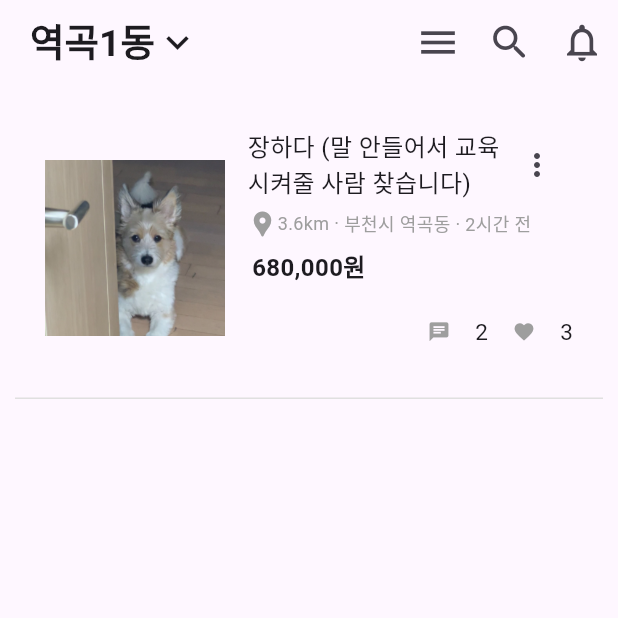
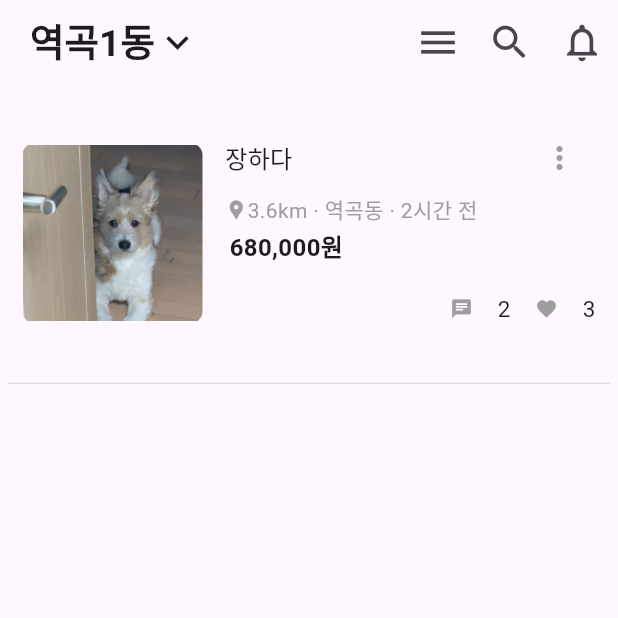
Before and after one commit to NE7K/Carrot-Copy, a Flutter app: the screen it shows after launch, on a phone screen of 412 x 824 dp, the top half of it. Run offline on Flutter 3.47's test engine with Material 3 defaults, Android fonts, the phone set to English and light mode, and no system bars.

Commit message:
디자인 수정본

```diff
--- a/lib/main.dart
+++ b/lib/main.dart
@@ -12,7 +12,7 @@ class MyApp extends StatelessWidget {
     return MaterialApp(
       home: Scaffold(
         appBar: AppBar(
-          titleSpacing: 20.0,
+          titleSpacing: 20.0, // 왼쪽으로부터 타이틀까지의 거리
           title: Row(
             mainAxisAlignment: MainAxisAlignment.start,
             children: [
@@ -21,7 +21,7 @@ class MyApp extends StatelessWidget {
             ],
           ),
           actions: [
-            Padding(padding: EdgeInsets.symmetric(horizontal: 8.0)),
+            Padding(padding: EdgeInsets.symmetric(horizontal: 8.0)), // 수평 간격 8
             IconButton(icon: Icon(Icons.menu, size: 30), onPressed: () {}),
             IconButton(icon: Icon(Icons.search_rounded, size: 30), onPressed: () {}),
             IconButton(icon: Icon(Icons.notifications_none, size: 30), onPressed: () {})
@@ -29,18 +29,19 @@ class MyApp extends StatelessWidget {
         ),
         body: Container(
           height: 200,
-          margin: EdgeInsets.all(10),
-          padding: EdgeInsets.symmetric(horizontal: 20),
+          margin: EdgeInsets.fromLTRB(5, 0, 5, 0), // 왼, 오만 적용
+          padding: EdgeInsets.symmetric(horizontal: 10), // 10으로도 충분
           decoration: BoxDecoration(
             border: Border(
-              bottom: BorderSide(color: Colors.grey[300]!, width: 1),
+              bottom: BorderSide(color: Colors.grey[300]!, width: 1), // 더 연한 회색
             ),
           ),
           child: Row(
             mainAxisAlignment: MainAxisAlignment.start,
+
             children: [
-              Align(
-                alignment: Alignment.center,
+              ClipRRect(
+                borderRadius: BorderRadius.circular(8.0), // 사진 라운딩 처리
                 child: SizedBox(
                   width: 120, // 이미지 너비 고정
                   height: 120, // 이미지 높이 고정
@@ -53,47 +54,43 @@ class MyApp extends StatelessWidget {
                   crossAxisAlignment: CrossAxisAlignment.start,
                   mainAxisAlignment: MainAxisAlignment.center, // 텍스트 내용을 수직 중앙에 위치
                   children: [
-                    Container(
-                      margin: EdgeInsets.fromLTRB(0, 0, 0, 5),
+                    SizedBox(
                       child: Row(
-                        mainAxisAlignment: MainAxisAlignment.start,
-                        crossAxisAlignment: CrossAxisAlignment.center,
                         children: [
                           Expanded(
                             child: Text(
-                              '장하다 (말 안들어서 교육 시켜줄 사람 찾습니다)',
-                              style: TextStyle(fontSize: 16),
+                              '장하다',
+                              style: TextStyle(fontSize: 16, fontWeight: FontWeight.w400),
                               softWrap: true,
-                              overflow: TextOverflow.visible,
+                              overflow: TextOverflow.visible, // softWrap, overflow 둘 다 줄 바꿈하기 위해서
                             ),
                           ),
-                          IconButton(
-                            icon: Icon(Icons.more_vert),
-                            onPressed: () {},
-                          ),
+                          IconButton(icon: Icon(Icons.more_vert, color: Colors.grey[500]!), onPressed: () {} ),
                         ],
                       ),
                     ),
                     Row(
                       mainAxisAlignment: MainAxisAlignment.start,
                       children: [
-                        Icon(Icons.location_pin, color: Colors.grey, size: 20),
-                        Text('3.6km · ', style: TextStyle(fontSize: 12, color: Colors.grey)),
-                        Text('부천시 역곡동 · ', style: TextStyle(fontSize: 12, color: Colors.grey)),
-                        Text('2시간 전', style: TextStyle(fontSize: 12, color: Colors.grey))
+                        Icon(Icons.location_pin, color: Colors.grey, size: 15),
+                        Text('3.6km · ', style: TextStyle(fontSize: 14, color: Colors.grey)),
+                        Text('역곡동 · ', style: TextStyle(fontSize: 14, color: Colors.grey)),
+                        Text('2시간 전', style: TextStyle(fontSize: 14, color: Colors.grey))
                       ],
                     ),
                     Container(
-                      margin: EdgeInsets.fromLTRB(3, 7, 0, 7),
+                      margin: EdgeInsets.fromLTRB(3, 2, 0, 5),
                       child: Text('680,000원', style: TextStyle(fontSize: 16, fontWeight: FontWeight.bold)),
                     ),
                     Row(
                       children: [
                         Spacer(), // 남은 공간 차지하여 아이콘과 텍스트를 오른쪽 끝으로 밀어냄
-                        IconButton(icon: Icon(Icons.chat, size: 15), onPressed: () {}, color: Colors.grey),
-                        Text('2', textAlign: TextAlign.end, style: TextStyle(fontSize: 15)),
-                        IconButton(icon: Icon(Icons.favorite, size: 15), onPressed: () {}, color: Colors.grey),
-                        Text('3', textAlign: TextAlign.end, style: TextStyle(fontSize: 15)),
+                        IconButton(padding: EdgeInsets.zero, constraints: BoxConstraints(), icon: Icon(Icons.chat, size: 15, color: Colors.grey[500]!), onPressed: () {}, color: Colors.grey),
+                        Text('2', style: TextStyle(fontSize: 15)),
+                        IconButton(padding: EdgeInsets.zero, constraints: BoxConstraints(), icon: Icon(Icons.favorite, size: 15, color: Colors.grey[500]!), onPressed: () {}, color: Colors.grey),
+                        Text('3', style: TextStyle(fontSize: 15)),
+
+                        // padding: EdgeInsets.zero, constraints: BoxConstraints(), 이건 iconbutton padding 간격을 줄이기 위해서 사용
                       ],
                     ),
                   ],
```
